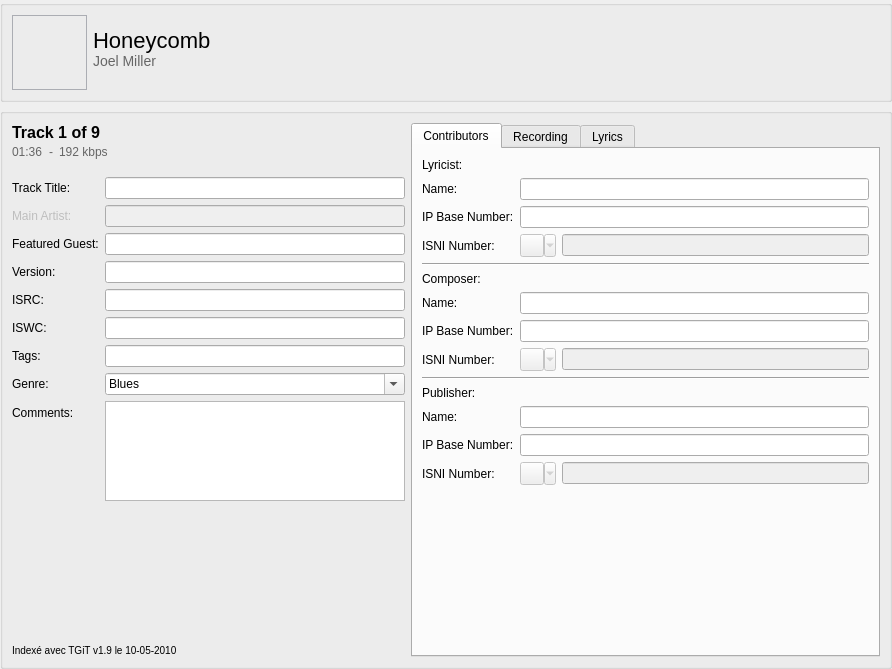
The window that resources/ui/track_page.ui (Iconoclasteinc/tgit) describes before a commit, drawn with Qt 5.
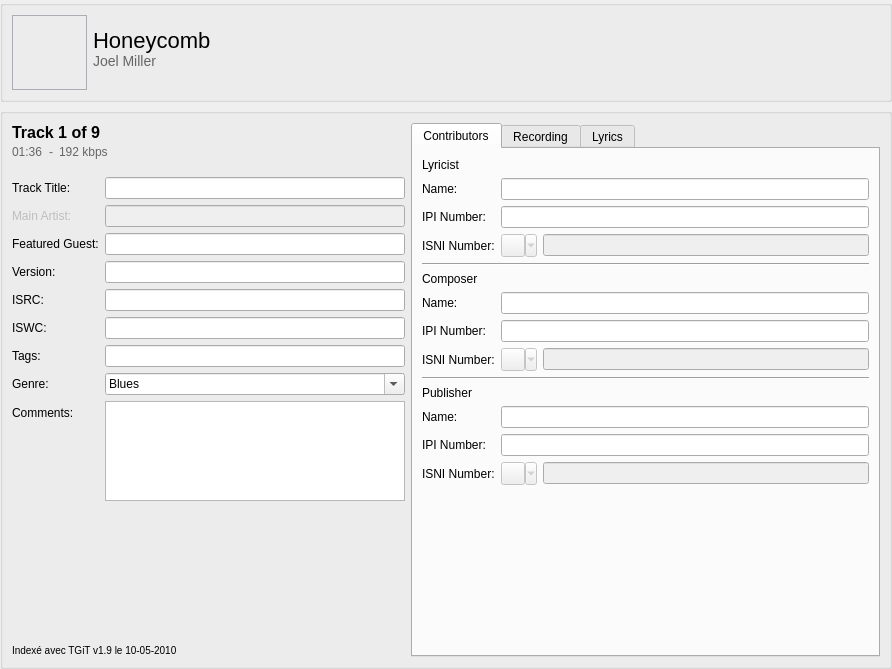
The same window after the commit. Icons and pictures are not drawn. Custom widgets are drawn as their Qt base class.

The edit to the form file:
```diff
--- a/resources/ui/track_page.ui
+++ b/resources/ui/track_page.ui
@@ -522,7 +522,7 @@
           <item row="0" column="0" colspan="2">
            <widget class="QLabel" name="_lyricist_header">
             <property name="text">
-             <string>Lyricist:</string>
+             <string>Lyricist</string>
             </property>
            </widget>
           </item>
@@ -549,7 +549,7 @@
           <item row="2" column="0">
            <widget class="QLabel" name="_lyricist_ipi_caption">
             <property name="text">
-             <string>IP Base Number:</string>
+             <string>IPI Number:</string>
             </property>
             <property name="buddy">
              <cstring>_lyricist_ipi</cstring>
@@ -623,7 +623,7 @@
           <item row="5" column="0" colspan="2">
            <widget class="QLabel" name="_composer_name">
             <property name="text">
-             <string>Composer:</string>
+             <string>Composer</string>
             </property>
            </widget>
           </item>
@@ -650,7 +650,7 @@
           <item row="7" column="0">
            <widget class="QLabel" name="_composer_ipi_caption">
             <property name="text">
-             <string>IP Base Number:</string>
+             <string>IPI Number:</string>
             </property>
             <property name="buddy">
              <cstring>_composer_ipi</cstring>
@@ -738,7 +738,7 @@
           <item row="12" column="0">
            <widget class="QLabel" name="_publisher_ipi_caption">
             <property name="text">
-             <string>IP Base Number:</string>
+             <string>IPI Number:</string>
             </property>
             <property name="buddy">
              <cstring>_publisher_ipi</cstring>
@@ -805,7 +805,7 @@
           <item row="10" column="0" colspan="2">
            <widget class="QLabel" name="_publisher_header">
             <property name="text">
-             <string>Publisher:</string>
+             <string>Publisher</string>
             </property>
            </widget>
           </item>
```
Left out of the diff: 8 changed lines with no effect on the pictures.
